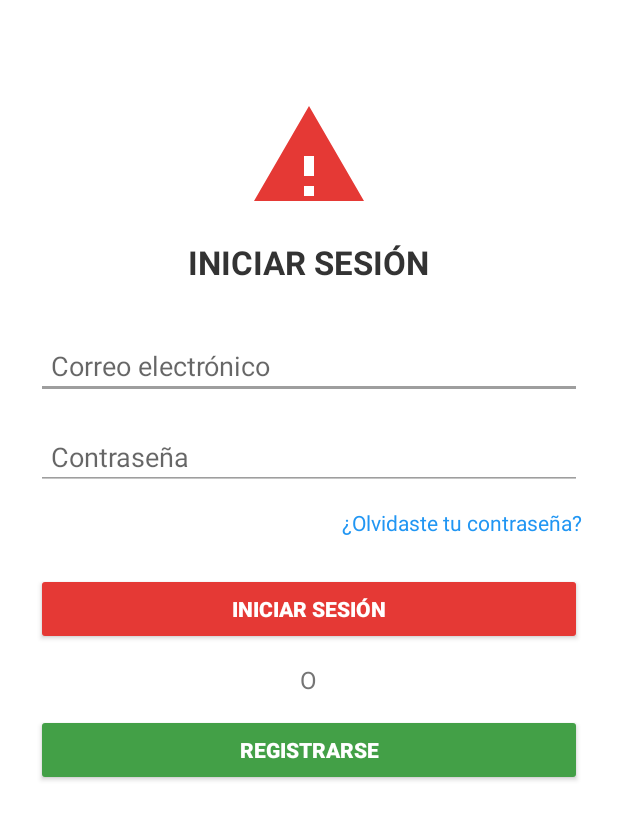
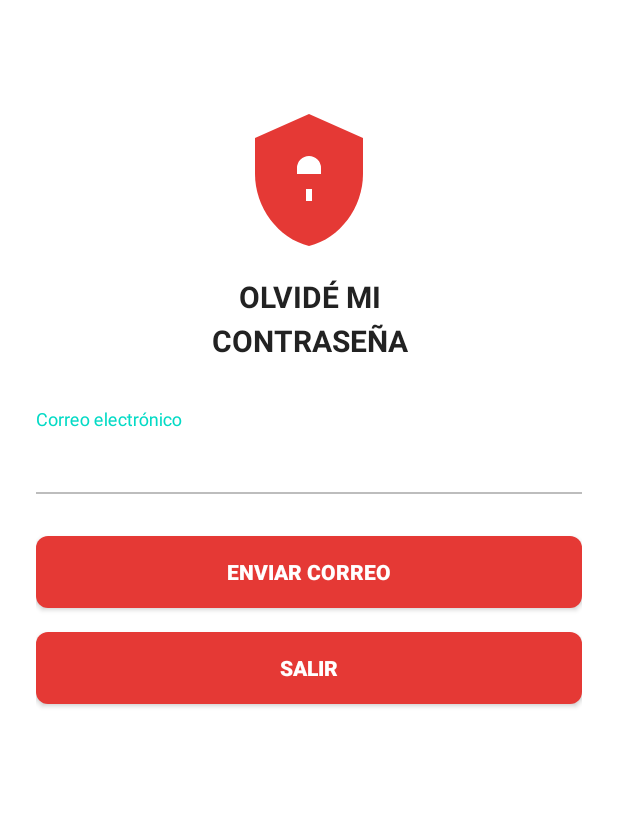
Before and after one commit to proyectosinfocons/projectSegurity, an Android app built with Jetpack Compose: the screen it shows after launch (LoginActivity before the commit, ForgotPasswordActivity after it), after a tap on "¿Olvidaste tu contraseña?", on a phone screen of 412 x 824 dp. Shown: the top 820 px of the screen. Run offline under Robolectric (Android 15) with nearby library versions, the phone set to English and light mode, and no system bars.

Commit message:
final cambios proyecto de investigacion 1 final

```diff
--- a/app/build.gradle.kts
+++ b/app/build.gradle.kts
@@ -67,6 +67,10 @@ dependencies {
 
     implementation("androidx.media:media:1.7.0")
 
+
+    implementation("com.google.android.material:material:1.12.0") // o la versión más reciente
+
+
     implementation("androidx.core:core-ktx:1.13.1")
     implementation("androidx.lifecycle:lifecycle-runtime-ktx:2.8.4")
     implementation("androidx.activity:activity-ktx:1.9.2")
--- a/app/src/main/AndroidManifest.xml
+++ b/app/src/main/AndroidManifest.xml
@@ -68,6 +68,8 @@
         <activity android:name=".MainMenuActivity" android:exported="false" />
         <activity android:name=".MainActivity" android:exported="false" />
         <activity android:name=".RegisterActivity" android:exported="false" />
+        <activity android:name=".ForgotPasswordActivity" android:exported="false" />
+
 
         <!-- 🎯 NUEVA: Actividad de detección con CameraX -->
         <activity
--- a/app/src/main/java/com/project/projectsegurity/DetectarActivity.kt
+++ b/app/src/main/java/com/project/projectsegurity/DetectarActivity.kt
@@ -115,8 +115,7 @@ class DetectarActivity : AppCompatActivity() {
                                 val detections = detector.detectObjects(bitmap)
                                 if (detections.isNotEmpty()) {
                                     val delito = detections.firstOrNull {
-                                        it.label.equals("robo", true) ||
-                                                it.label.equals("incendio", true)
+                                        it.label.equals("robo", true)
                                     }
 
                                     if (delito != null) {
--- /dev/null
+++ b/app/src/main/java/com/project/projectsegurity/ForgotPasswordActivity.kt
@@ -0,0 +1,94 @@
+package com.project.projectsegurity
+
+import android.content.Intent
+import android.os.Bundle
+import android.util.Patterns
+import android.widget.Button
+import android.widget.Toast
+import androidx.appcompat.app.AppCompatActivity
+import com.google.android.material.textfield.TextInputEditText
+import okhttp3.*
+import java.io.IOException
+import java.net.URLEncoder
+
+class ForgotPasswordActivity : AppCompatActivity() {
+
+    private lateinit var etEmail: TextInputEditText
+    private lateinit var btnSend: Button
+    private lateinit var btnExit: Button
+
+    private val client = OkHttpClient()
+
+    override fun onCreate(savedInstanceState: Bundle?) {
+        super.onCreate(savedInstanceState)
+        setContentView(R.layout.activity_forgot_password)
+
+        etEmail = findViewById(R.id.etEmail)
+        btnSend = findViewById(R.id.btnSend)
+        btnExit = findViewById(R.id.btnExit)
+
+
+        btnSend.setOnClickListener {
+            val email = etEmail.text?.toString()?.trim() ?: ""
+
+            if (!isValidEmail(email)) {
+                etEmail.error = "Ingresa un correo válido"
+                etEmail.requestFocus()
+                return@setOnClickListener
+            }
+
+            sendRecoveryRequest(email)
+        }
+
+
+        btnExit.setOnClickListener {
+            val intent = Intent(this, LoginActivity::class.java)
+            startActivity(intent)
+            finish()
+        }
+    }
+
+    private fun sendRecoveryRequest(email: String) {
+        val url = "http://projectsecuritypeople-env.eba-h4uxw7uz.us-east-1.elasticbeanstalk.com/api/usuarios/recuperar?correo=$email"
+
+        val request = Request.Builder()
+            .url(url)
+            .get()
+            .build()
+
+        client.newCall(request).enqueue(object : Callback {
+            override fun onFailure(call: Call, e: IOException) {
+                runOnUiThread {
+                    Toast.makeText(
+                        this@ForgotPasswordActivity,
+                        "⚠ Error de conexión con el servidor",
+                        Toast.LENGTH_LONG
+                    ).show()
+                }
+            }
+
+            override fun onResponse(call: Call, response: Response) {
+                runOnUiThread {
+                    if (response.isSuccessful) {
+                        Toast.makeText(
+                            this@ForgotPasswordActivity,
+                            "📩 Revisa tu correo",
+                            Toast.LENGTH_LONG
+                        ).show()
+                    } else {
+                        Toast.makeText(
+                            this@ForgotPasswordActivity,
+                            "❌ No existe usuario con ese correo",
+                            Toast.LENGTH_LONG
+                        ).show()
+                    }
+                }
+            }
+        })
+    }
+
+
+    private fun isValidEmail(email: String): Boolean {
+        return Patterns.EMAIL_ADDRESS.matcher(email).matches()
+    }
+}
--- a/app/src/main/java/com/project/projectsegurity/LoginActivity.kt
+++ b/app/src/main/java/com/project/projectsegurity/LoginActivity.kt
@@ -28,6 +28,12 @@ class LoginActivity : AppCompatActivity() {
         binding.tvOlvidoContrasena.setOnClickListener {
             Toast.makeText(this, "Funcionalidad para recuperar contraseña", Toast.LENGTH_SHORT).show()
         }
+
+        // 🔐 Recuperar contraseña
+        binding.tvOlvidoContrasena.setOnClickListener {
+            startActivity(Intent(this, ForgotPasswordActivity::class.java))
+        }
+
     }
 
     private fun iniciarSesion() {
--- a/app/src/main/java/com/project/projectsegurity/MainActivity.kt
+++ b/app/src/main/java/com/project/projectsegurity/MainActivity.kt
@@ -179,7 +179,7 @@ class MainActivity : AppCompatActivity(), OnMapReadyCallback {
                                 val analyzer = VideoAnalyzer(this@MainActivity, objectDetector)
                                 val results = analyzer.analyzeVideo(videoFile)
                                 val delitoDetectado = results.find {
-                                    it.label == "robo" || it.label == "incendio"
+                                    it.label == "robo"
                                 }
 
                                 if (delitoDetectado != null) {
@@ -296,7 +296,7 @@ class MainActivity : AppCompatActivity(), OnMapReadyCallback {
                     .build()
 
                 val request = Request.Builder()
-                    .url("http://projectsecuritypeople-env-1.eba-jum2mh2y.us-east-1.elasticbeanstalk.com/api/reportes/guardar")
+                    .url("http://projectsecuritypeople-env.eba-h4uxw7uz.us-east-1.elasticbeanstalk.com/api/reportes/guardar")
                     .post(requestBody)
                     .build()
 
--- a/app/src/main/java/com/project/projectsegurity/RegisterActivity.kt
+++ b/app/src/main/java/com/project/projectsegurity/RegisterActivity.kt
@@ -77,8 +77,8 @@ class RegisterActivity : AppCompatActivity() {
 
         // ⚠️ Reemplaza con tu URL correcta si usas servidor local
         val request = Request.Builder()
-            //.url("http://192.168.18.238:8086/api/usuarios/registro")
-            .url("http://projectsecuritypeople-env-1.eba-jum2mh2y.us-east-1.elasticbeanstalk.com/api/usuarios/registro")
+            //.url("http://10.0.2.2:8080/api/usuarios/registro")
+            .url("http://projectsecuritypeople-env.eba-h4uxw7uz.us-east-1.elasticbeanstalk.com/api/usuarios/registro")
             .post(body)
             .build()
 
--- a/app/src/main/java/com/project/projectsegurity/detector/ObjectDetector.kt
+++ b/app/src/main/java/com/project/projectsegurity/detector/ObjectDetector.kt
@@ -16,7 +16,7 @@ data class Detection(val label: String, val confidence: Float)
 class ObjectDetector(private val context: Context) {
 
     private var model: Module? = null
-    private val labels = listOf("robo", "incendio") // ✅ orden correcto
+    private val labels = listOf("robo") // ✅ orden correcto
 
     init {
         try {
--- /dev/null
+++ b/app/src/main/res/drawable/ic_shield_lock.xml
@@ -0,0 +1,15 @@
+<?xml version="1.0" encoding="utf-8"?>
+<vector xmlns:android="http://schemas.android.com/apk/res/android"
+    android:width="96dp"
+    android:height="96dp"
+    android:viewportWidth="24"
+    android:viewportHeight="24">
+    <!-- shield shape -->
+    <path
+        android:fillColor="#E53935"
+        android:pathData="M12,1L3,5v6c0,5.55 3.84,10.74 9,12 5.16,-1.26 9,-6.45 9,-12V5l-9,-4z"/>
+    <!-- keyhole -->
+    <path
+        android:fillColor="#FFFFFF"
+        android:pathData="M12,8a2,2 0 0 0 -2,2v1h4v-1a2,2 0 0 0 -2,-2zM11.5,13.5h1v2h-1z"/>
+</vector>
--- /dev/null
+++ b/app/src/main/res/drawable/rounded_button.xml
@@ -0,0 +1,6 @@
+<?xml version="1.0" encoding="utf-8"?>
+<shape xmlns:android="http://schemas.android.com/apk/res/android"
+    android:shape="rectangle">
+    <corners android:radius="8dp"/>
+    <solid android:color="@color/redPrimary"/>
+</shape>
--- /dev/null
+++ b/app/src/main/res/layout/activity_forgot_password.xml
@@ -0,0 +1,111 @@
+<?xml version="1.0" encoding="utf-8"?>
+<androidx.constraintlayout.widget.ConstraintLayout xmlns:android="http://schemas.android.com/apk/res/android"
+    xmlns:app="http://schemas.android.com/apk/res-auto"
+    xmlns:tools="http://schemas.android.com/tools"
+    android:layout_width="match_parent"
+    android:layout_height="match_parent"
+    android:padding="24dp"
+    android:background="@android:color/white"
+    tools:context=".ForgotPasswordActivity">
+
+    <ImageView
+        android:id="@+id/imgShield"
+        android:layout_width="96dp"
+        android:layout_height="96dp"
+        android:src="@drawable/ic_shield_lock"
+        android:layout_marginTop="48dp"
+        app:layout_constraintTop_toTopOf="parent"
+        app:layout_constraintStart_toStartOf="parent"
+        app:layout_constraintEnd_toEndOf="parent" />
+
+    <TextView
+        android:id="@+id/tvTitle"
+        android:layout_width="0dp"
+        android:layout_height="wrap_content"
+        android:text="OLVIDÉ MI"
+        android:textColor="#222222"
+        android:textStyle="bold"
+        android:textSize="20sp"
+        android:gravity="center"
+        android:textAllCaps="true"
+        android:layout_marginTop="16dp"
+        app:layout_constraintTop_toBottomOf="@id/imgShield"
+        app:layout_constraintStart_toStartOf="parent"
+        app:layout_constraintEnd_toEndOf="parent"/>
+
+    <TextView
+        android:id="@+id/tvTitle2"
+        android:layout_width="0dp"
+        android:layout_height="wrap_content"
+        android:text="CONTRASEÑA"
+        android:textColor="#222222"
+        android:textStyle="bold"
+        android:textSize="20sp"
+        android:gravity="center"
+        android:textAllCaps="true"
+        android:layout_marginTop="2dp"
+        app:layout_constraintTop_toBottomOf="@id/tvTitle"
+        app:layout_constraintStart_toStartOf="parent"
+        app:layout_constraintEnd_toEndOf="parent"/>
+
+    <com.google.android.material.textfield.TextInputLayout
+        android:id="@+id/tilEmail"
+        android:layout_width="0dp"
+        android:layout_height="wrap_content"
+        android:layout_marginTop="32dp"
+        android:hint="Correo electrónico"
+        app:boxBackgroundMode="none"
+        app:layout_constraintTop_toBottomOf="@id/tvTitle2"
+        app:layout_constraintStart_toStartOf="parent"
+        app:layout_constraintEnd_toEndOf="parent">
+
+        <com.google.android.material.textfield.TextInputEditText
+            android:id="@+id/etEmail"
+            android:layout_width="match_parent"
+            android:layout_height="wrap_content"
+            android:inputType="textEmailAddress"
+            android:paddingTop="8dp"
+            android:paddingBottom="8dp"
+            android:background="@null" />
+    </com.google.android.material.textfield.TextInputLayout>
+
+    <View
+        android:id="@+id/underline"
+        android:layout_width="0dp"
+        android:layout_height="1dp"
+        android:background="#BDBDBD"
+        android:layout_marginTop="4dp"
+        app:layout_constraintTop_toBottomOf="@id/tilEmail"
+        app:layout_constraintStart_toStartOf="parent"
+        app:layout_constraintEnd_toEndOf="parent"/>
+
+    <Button
+        android:id="@+id/btnSend"
+        android:layout_width="0dp"
+        android:layout_height="48dp"
+        android:text="ENVIAR CORREO"
+        android:textColor="@android:color/white"
+        android:textStyle="bold"
+        android:background="@drawable/rounded_button"
+        android:textAllCaps="true"
+        android:layout_marginTop="28dp"
+        app:layout_constraintTop_toBottomOf="@id/underline"
+        app:layout_constraintStart_toStartOf="parent"
+        app:layout_constraintEnd_toEndOf="parent"/>
+
+
+    <Button
+        android:id="@+id/btnExit"
+        android:layout_width="0dp"
+        android:layout_height="48dp"
+        android:text="SALIR"
+        android:textColor="@android:color/white"
+        android:textStyle="bold"
+        android:textAllCaps="true"
+        android:background="@drawable/rounded_button"
+        android:layout_marginTop="16dp"
+        app:layout_constraintTop_toBottomOf="@id/btnSend"
+        app:layout_constraintStart_toStartOf="parent"
+        app:layout_constraintEnd_toEndOf="parent" />
+
+</androidx.constraintlayout.widget.ConstraintLayout>
--- a/app/src/main/res/values/colors.xml
+++ b/app/src/main/res/values/colors.xml
@@ -7,4 +7,7 @@
     <color name="teal_700">#FF018786</color>
     <color name="black">#FF000000</color>
     <color name="white">#FFFFFFFF</color>
+
+    <color name="redPrimary">#E53935</color>
+    <color name="textPrimary">#222222</color>
 </resources>
```
Also changed, not shown: app/src/main/res/xml/network_security_config.xml (added, +8 -0 lines), 1 other file.
